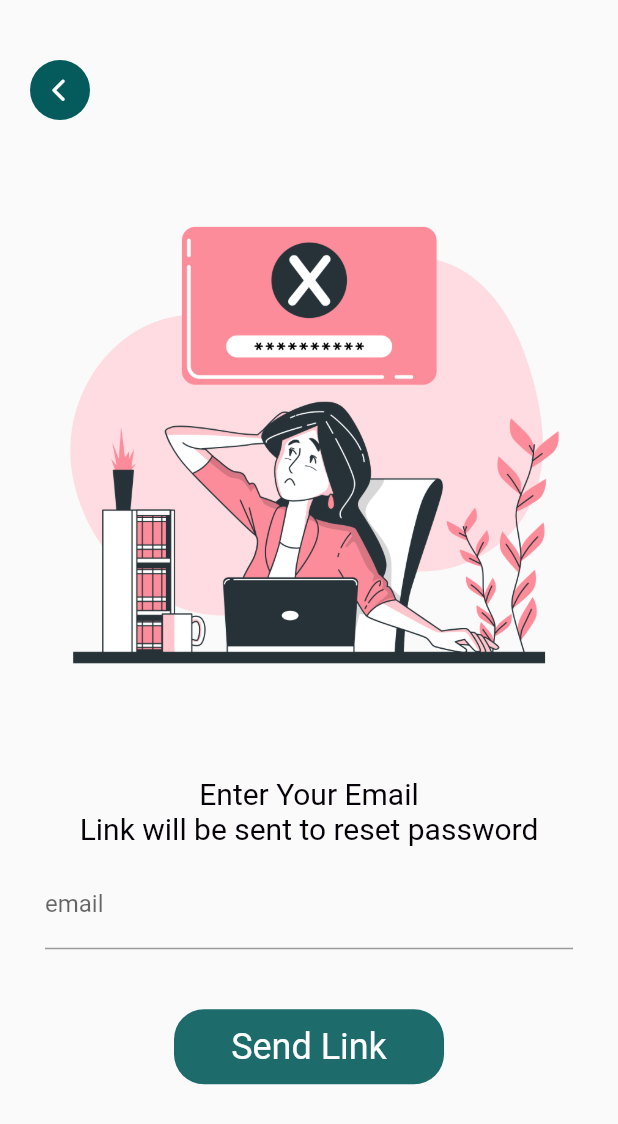
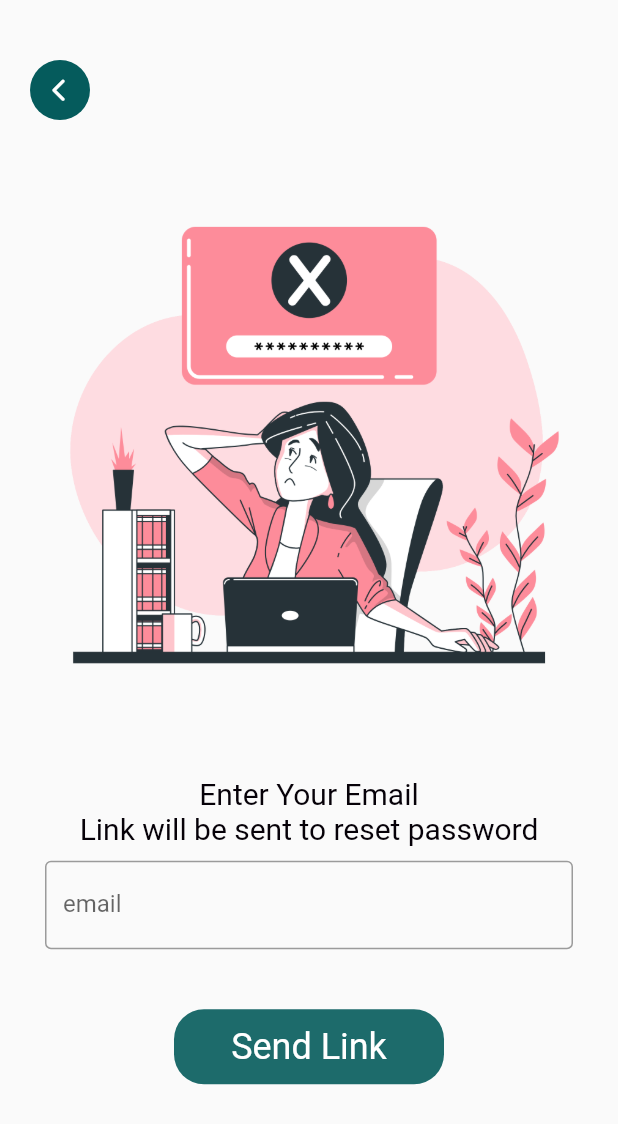
Before and after one commit to vaddiVaraPrasad/xerox, a Flutter app: the ForgetPasswordScreen screen opened by its route, on a phone screen of 412 x 824 dp. Shown: the top 1124 px of the screen. Run offline on Flutter 3.47's test engine with Material 2 defaults, Android fonts, the phone set to English and light mode, and no system bars; our stand-ins replace cloud_firestore, file_picker, firebase_auth, firebase_core, firebase_storage, flutter_zoom_drawer and 8 more; missing offline and left inert: pdf_merger, syncfusion_flutter_pdfviewer; accounts and stored records are empty; Roboto replaces fonts that are missing (Ubuntu).

Commit message:
login register and showpassword screens error are fixed

```diff
--- a/lib/screens/auth/forget_password_Screen.dart
+++ b/lib/screens/auth/forget_password_Screen.dart
@@ -21,6 +21,12 @@ class _ForgetPasswordScreenState extends State<ForgetPasswordScreen> {
   void dispose() {
     emailController.dispose();
     super.dispose();
+  }
+
+  @override
+  void initState() {
+    emailController.addListener(() => setState(() {}));
+    super.initState();
   }
 
   Future<void> sendPasswordLink() async {
@@ -124,7 +130,23 @@ class _ForgetPasswordScreenState extends State<ForgetPasswordScreen> {
                     ),
                     TextField(
                       controller: emailController,
-                      decoration: const InputDecoration(label: Text("email")),
+                      decoration: InputDecoration(
+                          label: const Text("email"),
+                          border: const OutlineInputBorder(),
+                          hintText: "vachira@xerox.com",
+                          suffixIcon: emailController.text.isEmpty
+                              ? const SizedBox()
+                              : Padding(
+                                  padding: const EdgeInsets.only(top: 0),
+                                  child: IconButton(
+                                      onPressed: () {
+                                        emailController.clear();
+                                      },
+                                      icon: const Icon(
+                                        FontAwesomeIcons.xmark,
+                                        size: 18,
+                                      )),
+                                )),
                     ),
                     const SizedBox(
                       height: 40,
--- a/lib/screens/pdf/pdf_filters_Screen.dart
+++ b/lib/screens/pdf/pdf_filters_Screen.dart
@@ -15,6 +15,12 @@ class _PdfFiltersState extends State<PdfFilters> {
   void initState() {
     // TODO: implement initState
     super.initState();
+  }
+
+  @override
+  void dispose() {
+    // TODO: implement dispose
+    super.dispose();
   }
   int pagesCount = 1;
   double cost = 45.34;
```
Also changed, not shown: lib/screens/auth/login_Screen.dart (+7 -0 lines), lib/screens/auth/register_screen.dart (+8 -0 lines).
